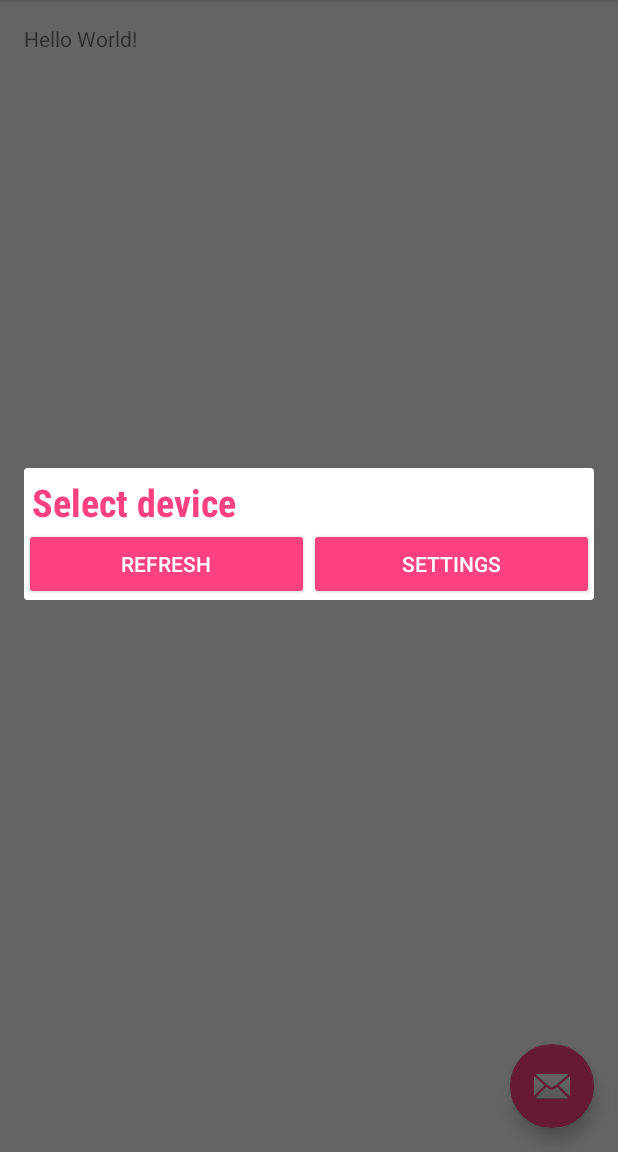
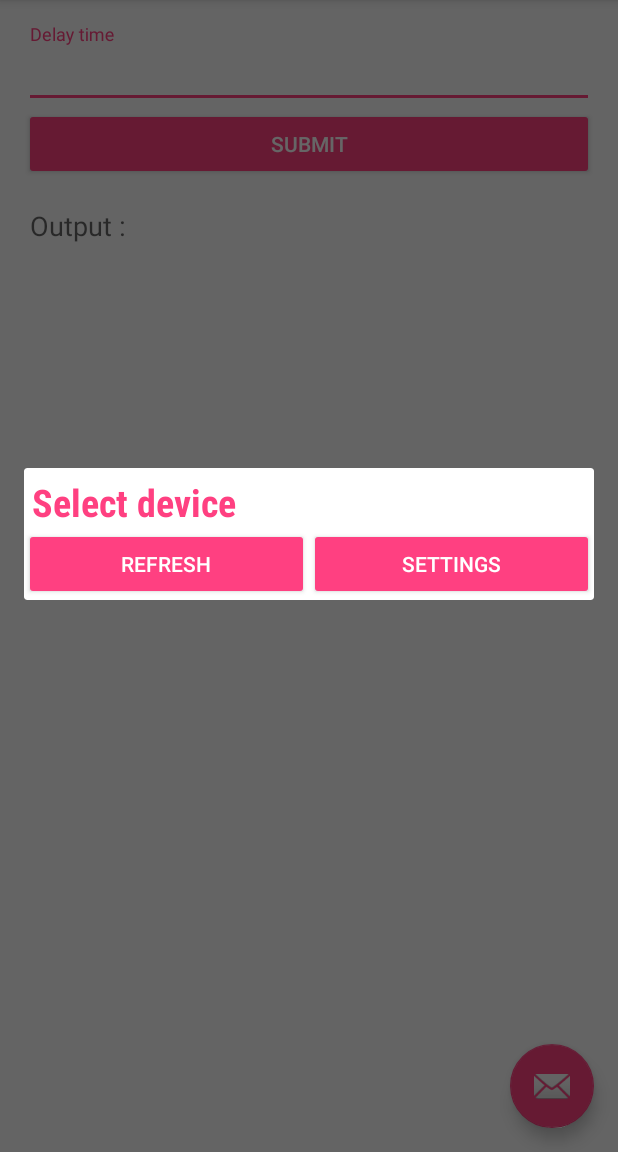
Before and after one commit to kido1611/ArduinoConnect, an Android app: the fragment ArduinoConnectDialog placed in its activity, on a phone screen of 412 x 824 dp, the part 84-1236 px from its top. Run offline under Robolectric (Android 15) with nearby library versions, the light colour scheme and no system bars.

Commit message:
Fix on receiving serial text

```diff
--- a/app/src/main/java/id/kido1611/arduinoconnectexample/MainActivity.java
+++ b/app/src/main/java/id/kido1611/arduinoconnectexample/MainActivity.java
@@ -15,8 +15,7 @@ import android.widget.Toast;
 import id.kido1611.arduinoconnect.ArduinoConnect;
 import id.kido1611.arduinoconnect.ArduinoConnectCallback;
 
-public class MainActivity extends AppCompatActivity
-        implements ArduinoConnectCallback{
+public class MainActivity extends AppCompatActivity {
 
     private ArduinoConnect mArduinoConnect;
 
@@ -26,7 +25,7 @@ public class MainActivity extends AppCompatActivity
         setContentView(R.layout.activity_main);
 
         mArduinoConnect = new ArduinoConnect(this, getSupportFragmentManager());
-        mArduinoConnect.setCallback(this);
+        mArduinoConnect.setSleepTime(500);
 
         Toolbar toolbar = (Toolbar) findViewById(R.id.toolbar);
         setSupportActionBar(toolbar);
@@ -36,10 +35,11 @@ public class MainActivity extends AppCompatActivity
             @Override
             public void onClick(View view) {
                 mArduinoConnect.showDialog();
-//                Snackbar.make(view, "Replace with your own action", Snackbar.LENGTH_LONG)
-//                        .setAction("Action", null).show();
             }
         });
+
+        getSupportFragmentManager().beginTransaction().replace(R.id.fragment, new MainActivityFragment()).commit();
+
     }
 
     @Override
@@ -51,6 +51,10 @@ public class MainActivity extends AppCompatActivity
          */
         if(mArduinoConnect!=null)
             mArduinoConnect.onActivityResult(requestCode, resultCode, data);
+    }
+
+    public ArduinoConnect getArduinoConnect(){
+        return mArduinoConnect;
     }
 
     @Override
@@ -67,7 +71,6 @@ public class MainActivity extends AppCompatActivity
         // as you specify a parent activity in AndroidManifest.xml.
         int id = item.getItemId();
 
-        //noinspection SimplifiableIfStatement
         if (id == R.id.action_settings) {
             return true;
         }
@@ -85,33 +88,4 @@ public class MainActivity extends AppCompatActivity
         if(mArduinoConnect!=null)
             mArduinoConnect.disconnected();
     }
-
-    private void showLog(String message){
-        Log.d("ArduinoConnect", message);
-    }
-
-    @Override
-    public void onArduinoConnected() {
-        showLog("Connected");
-    }
-
-    @Override
-    public void onArduinoConnectFailed() {
-        showLog("Failed to connected");
-    }
-
-    @Override
-    public void onSerialTextReceived(String text) {
-        showLog(text);
-    }
-
-    @Override
-    public void onBluetoothDeviceNotFound() {
-        showLog("Bluetooth device not found");
-    }
-
-    @Override
-    public void onBluetoothFailedEnabled() {
-        showLog("Bluetooth device not enabled");
-    }
 }
--- a/app/src/main/java/id/kido1611/arduinoconnectexample/MainActivityFragment.java
+++ b/app/src/main/java/id/kido1611/arduinoconnectexample/MainActivityFragment.java
@@ -1,22 +1,81 @@
 package id.kido1611.arduinoconnectexample;
 
+import android.bluetooth.BluetoothDevice;
+import android.support.annotation.Nullable;
+import android.support.design.widget.TextInputEditText;
+import android.support.design.widget.TextInputLayout;
 import android.support.v4.app.Fragment;
 import android.os.Bundle;
 import android.view.LayoutInflater;
 import android.view.View;
 import android.view.ViewGroup;
+import android.widget.Button;
+import android.widget.Toast;
+
+import id.kido1611.arduinoconnect.ArduinoConnectCallback;
 
 /**
  * A placeholder fragment containing a simple view.
  */
-public class MainActivityFragment extends Fragment {
+public class MainActivityFragment extends Fragment
+        implements ArduinoConnectCallback{
 
     public MainActivityFragment() {
+    }
+
+    private TextInputLayout mInputLayoutDelay, mOutputLayoutText;
+    private TextInputEditText mInputDelay, mOutputText;
+    private Button mBtnSubmit;
+
+    @Override
+    public void onCreate(@Nullable Bundle savedInstanceState) {
+        super.onCreate(savedInstanceState);
+        ((MainActivity)getActivity()).getArduinoConnect().setCallback(this);
     }
 
     @Override
     public View onCreateView(LayoutInflater inflater, ViewGroup container,
                              Bundle savedInstanceState) {
-        return inflater.inflate(R.layout.fragment_main, container, false);
+        View rootView =  inflater.inflate(R.layout.fragment_main, container, false);
+
+        mInputLayoutDelay = (TextInputLayout) rootView.findViewById(R.id.inputLayout);
+        mOutputLayoutText = (TextInputLayout) rootView.findViewById(R.id.outputLayout);
+        mInputDelay = (TextInputEditText) rootView.findViewById(R.id.inputText);
+        mOutputText = (TextInputEditText) rootView.findViewById(R.id.outputText);
+        mBtnSubmit = (Button) rootView.findViewById(R.id.btnSubmit);
+
+        mBtnSubmit.setOnClickListener(new View.OnClickListener() {
+            @Override
+            public void onClick(View view) {
+                ((MainActivity)getActivity()).getArduinoConnect().sendMessage(mInputDelay.getText().toString());
+            }
+        });
+
+        return rootView;
+    }
+
+    @Override
+    public void onArduinoConnected(BluetoothDevice device) {
+        Toast.makeText(getActivity(), "Connected to "+device.getName(), Toast.LENGTH_LONG).show();
+    }
+
+    @Override
+    public void onArduinoConnectFailed() {
+
+    }
+
+    @Override
+    public void onSerialTextReceived(String text) {
+        mOutputText.setText(mOutputText.getText().toString()+"\n"+text);
+    }
+
+    @Override
+    public void onBluetoothDeviceNotFound() {
+
+    }
+
+    @Override
+    public void onBluetoothFailedEnabled() {
+
     }
 }
--- a/app/src/main/res/layout/content_main.xml
+++ b/app/src/main/res/layout/content_main.xml
@@ -1,8 +1,7 @@
-<fragment xmlns:android="http://schemas.android.com/apk/res/android"
+<FrameLayout xmlns:android="http://schemas.android.com/apk/res/android"
     xmlns:app="http://schemas.android.com/apk/res-auto"
     xmlns:tools="http://schemas.android.com/tools"
     android:id="@+id/fragment"
-    android:name="id.kido1611.arduinoconnectexample.MainActivityFragment"
     android:layout_width="match_parent"
     android:layout_height="match_parent"
     app:layout_behavior="@string/appbar_scrolling_view_behavior"
--- a/app/src/main/res/layout/fragment_main.xml
+++ b/app/src/main/res/layout/fragment_main.xml
@@ -9,9 +9,39 @@
     tools:context="id.kido1611.arduinoconnectexample.MainActivityFragment"
     tools:showIn="@layout/activity_main">
 
-    <TextView
-        android:layout_width="wrap_content"
+    <android.support.design.widget.TextInputLayout
+        android:layout_width="match_parent"
         android:layout_height="wrap_content"
-        android:text="Hello World!" />
+        android:id="@+id/inputLayout">
+        <android.support.design.widget.TextInputEditText
+            android:inputType="numberDecimal"
+            android:layout_width="match_parent"
+            android:layout_height="wrap_content"
+            android:id="@+id/inputText"
+            android:hint="@string/text_hint"/>
+    </android.support.design.widget.TextInputLayout>
+    <Button
+        android:layout_width="match_parent"
+        android:layout_height="wrap_content"
+        android:text="Submit"
+        android:id="@+id/btnSubmit"
+        android:layout_below="@id/inputLayout"
+        android:theme="@style/AppTheme.Button"/>
+    <android.support.design.widget.TextInputLayout
+        android:layout_width="match_parent"
+        android:layout_height="wrap_content"
+        android:id="@+id/outputLayout"
+        android:layout_below="@id/btnSubmit">
+        <android.support.design.widget.TextInputEditText
+            android:layout_width="match_parent"
+            android:layout_height="wrap_content"
+            android:id="@+id/outputText"
+            android:hint="@string/output_hint"
+            android:singleLine="false"
+            android:inputType="textMultiLine"
+            android:maxLines="8"
+            android:lines="8"
+            android:gravity="top"/>
+    </android.support.design.widget.TextInputLayout>
 
 </RelativeLayout>
--- a/app/src/main/res/values/strings.xml
+++ b/app/src/main/res/values/strings.xml
@@ -1,4 +1,7 @@
 <resources>
     <string name="app_name">ArduinoConnect</string>
     <string name="action_settings">Settings</string>
+
+    <string name="text_hint">Delay time</string>
+    <string name="output_hint">Output :</string>
 </resources>
--- a/app/src/main/res/values/styles.xml
+++ b/app/src/main/res/values/styles.xml
@@ -17,4 +17,9 @@
 
     <style name="AppTheme.PopupOverlay" parent="ThemeOverlay.AppCompat.Light" />
 
+    <style name="AppTheme.Button" parent="Widget.AppCompat.Button.Colored">
+        <item name="colorButtonNormal">@color/colorAccent</item>
+        <item name="android:textColor">@android:color/white</item>
+    </style>
+
 </resources>
--- a/arduinoconnect/src/main/java/id/kido1611/arduinoconnect/ArduinoConnect.java
+++ b/arduinoconnect/src/main/java/id/kido1611/arduinoconnect/ArduinoConnect.java
@@ -2,10 +2,15 @@ package id.kido1611.arduinoconnect;
 
 import android.app.Activity;
 import android.bluetooth.BluetoothAdapter;
+import android.bluetooth.BluetoothDevice;
 import android.bluetooth.BluetoothSocket;
 import android.content.Context;
 import android.content.Intent;
+import android.os.Handler;
+import android.os.Message;
 import android.support.v4.app.FragmentManager;
+import android.util.Log;
+import android.widget.Toast;
 
 import java.io.IOException;
 import java.io.InputStream;
@@ -22,8 +27,47 @@ public class ArduinoConnect {
     private Activity mContext;
 
     private BluetoothSocket mConnectedSocket = null;
+    private BluetoothDevice mConnectedDevice = null;
 
-    private id.kido1611.arduinoconnect.ArduinoConnectDialog mDialog;
+    private ArduinoConnectDialog mDialog;
+
+    int sleepTime = 1000;
+
+    protected static final int ARDUINO_MSG_CONNECTED = 0;
+    protected static final int ARDUINO_MSG_CONNECT_FAILED = 1;
+    protected static final int ARDUINO_MSG_RECEIVE_SERIAL_TEXT = 2;
+    protected static final int ARDUINO_MSG_BLUETOOTH_NOT_FOUND = 3;
+    protected static final int ARDUINO_MSG_BLUETOOTH_FAILED = 4;
+
+    protected Handler mHandler = new Handler(){
+        @Override
+        public void handleMessage(Message msg) {
+            super.handleMessage(msg);
+            switch (msg.what){
+                case ARDUINO_MSG_CONNECTED:
+                    if(mCallback!=null) mCallback.onArduinoConnected(mConnectedDevice);
+                    break;
+                case ARDUINO_MSG_CONNECT_FAILED:
+                    if(mCallback!=null) mCallback.onArduinoConnectFailed();
+                    break;
+                case ARDUINO_MSG_RECEIVE_SERIAL_TEXT:
+                    byte[] readBuf = (byte[]) msg.obj;
+                    String strIncom = new String(readBuf);
+                    if(mCallback!=null) mCallback.onSerialTextReceived(strIncom);
+                    break;
+                case ARDUINO_MSG_BLUETOOTH_NOT_FOUND:
+                    if(mCallback!=null) mCallback.onBluetoothDeviceNotFound();
+                    break;
+                case ARDUINO_MSG_BLUETOOTH_FAILED:
+                    if(mCallback!=null) mCallback.onBluetoothFailedEnabled();
+                    break;
+            }
+        }
+    };
+
+    public void setSleepTime(int time){
+        sleepTime = time;
+    }
 
     public ArduinoConnect(Activity activity, FragmentManager fragmentManager){
         this.mContext = activity;
@@ -43,23 +87,24 @@ public class ArduinoConnect {
         mDialog = new ArduinoConnectDialog();
         mDialog.setCallback(new ArduinoConnectDialog.BluetoothDeviceCallback() {
             @Override
-            public void onConnected(BluetoothSocket socket) {
+            public void onConnected(BluetoothDevice device, BluetoothSocket socket) {
                 disconnected();
+                mConnectedDevice = device;
                 mConnectedSocket = socket;
-                if(mCallback!=null) mCallback.onArduinoConnected();
-
                 ManageBluetooth mManage = new ManageBluetooth(socket);
                 mManage.start();
+
+                mHandler.obtainMessage(ARDUINO_MSG_CONNECTED);
             }
 
             @Override
             public void onFailed() {
-                if(mCallback!=null) mCallback.onArduinoConnectFailed();
+                mHandler.obtainMessage(ARDUINO_MSG_CONNECT_FAILED);
             }
         });
 
-        if(mBLAdapter==null && mCallback!=null){
-            mCallback.onBluetoothDeviceNotFound();
+        if(mBLAdapter==null){
+            mHandler.obtainMessage(ARDUINO_MSG_BLUETOOTH_NOT_FOUND);
         }
 
     }
@@ -107,7 +152,7 @@ public class ArduinoConnect {
             if (mDialog != null)
                 mDialog.show(mFragmentManager, "ArduinoConnectDialog");
         }else if(requestCode==0 && resultCode==mContext.RESULT_CANCELED){
-            if(mCallback!=null) mCallback.onBluetoothFailedEnabled();
+            mHandler.obtainMessage(ARDUINO_MSG_BLUETOOTH_FAILED);
         }
     }
 
@@ -129,24 +174,21 @@ public class ArduinoConnect {
         }
 
         public void run() {
+            byte[] buffer;
+            int bytes;
 
-            byte[] buffer;  // buffer store for the stream
-            int bytes; // bytes returned from read()
-
-            while (mmInStream==null) {
+            while (true) {
                 try {
                     try {
-                        sleep(1000);
+                        sleep(sleepTime);
                     } catch (InterruptedException e) {
                         // TODO Auto-generated catch block
                         e.printStackTrace();
                     }
+                    buffer = new byte[1024];
+                    bytes = mmInStream.read(buffer);
 
-                    buffer = new byte[1024];
-
-                    bytes = mmInStream.read(buffer);
-                    String strIncom = new String(buffer);
-                    if(mCallback!=null) mCallback.onSerialTextReceived(strIncom);
+                    mHandler.obtainMessage(ARDUINO_MSG_RECEIVE_SERIAL_TEXT, bytes, -1, buffer).sendToTarget();
                 } catch (IOException e) {
                     break;
                 }
--- a/arduinoconnect/src/main/java/id/kido1611/arduinoconnect/ArduinoConnectCallback.java
+++ b/arduinoconnect/src/main/java/id/kido1611/arduinoconnect/ArduinoConnectCallback.java
@@ -1,11 +1,13 @@
 package id.kido1611.arduinoconnect;
+
+import android.bluetooth.BluetoothDevice;
 
 /**
  * Created by kido1611 on 5/29/16.
  */
 public interface ArduinoConnectCallback {
 
-    void onArduinoConnected();
+    void onArduinoConnected(BluetoothDevice device);
     void onArduinoConnectFailed();
     void onSerialTextReceived(String text);
     void onBluetoothDeviceNotFound();
```
Also changed, not shown: arduinoconnect/src/main/java/id/kido1611/arduinoconnect/ArduinoConnectDialog.java (+5 -4 lines), 1 other file.
